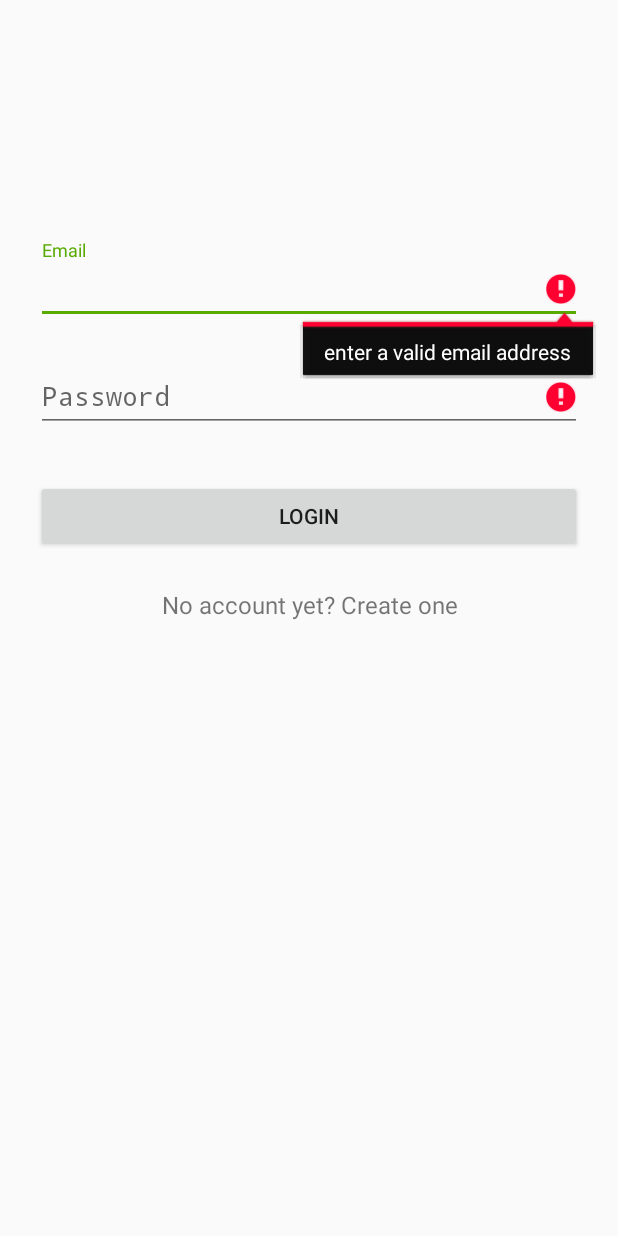
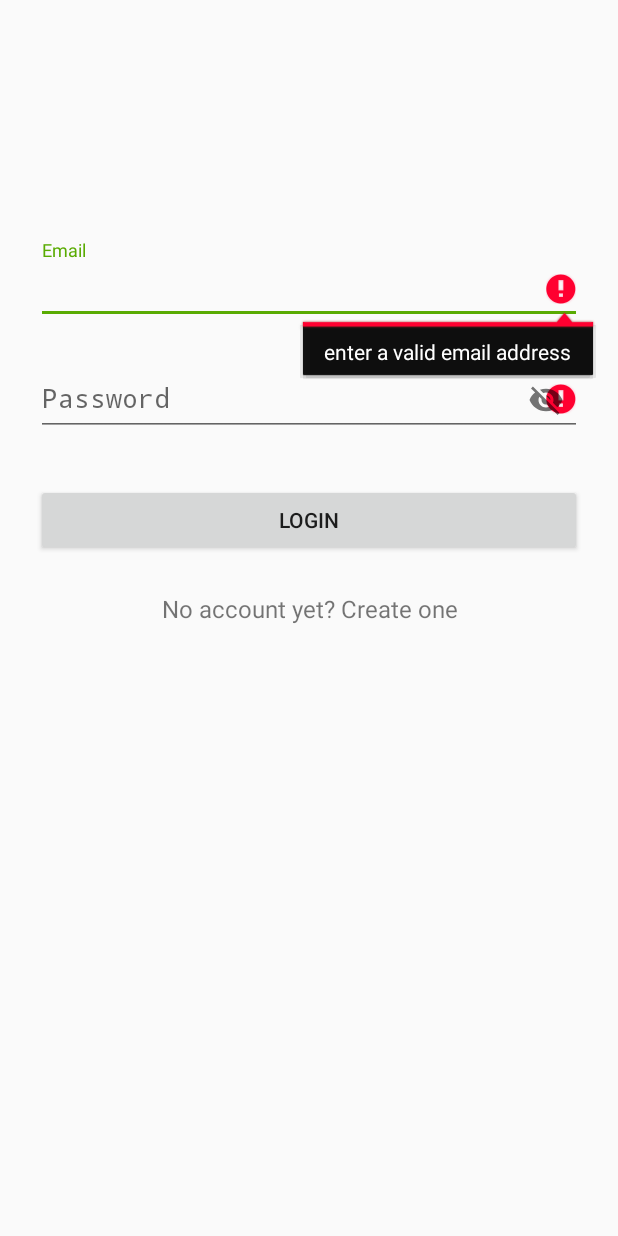
Before and after one commit to dharaniab98/sukes, an Android app: the screen it shows after launch (Login_Activity), after a tap on "LOGIN", on a phone screen of 412 x 824 dp. Run offline under Robolectric (Android 15) with nearby library versions, the phone set to English and light mode, and no system bars; our stand-ins replace Volley; 1 other tap on this screen came first.

Commit message:
removed some bugs; working fine

```diff
--- a/app/src/main/java/com/example/dharani/navigation/Login_Activity.java
+++ b/app/src/main/java/com/example/dharani/navigation/Login_Activity.java
@@ -149,11 +149,11 @@ public class Login_Activity extends Activity {
         }
     }
 
-//    @Override
-//    public void onBackPressed() {
-//        // disable going back to the MainActivity
-//        moveTaskToBack(true);
-//    }
+    @Override
+    public void onBackPressed() {
+        // disable going back to the MainActivity
+        moveTaskToBack(true);
+    }
 
     public void onLoginSuccess() {
         loginButton.setEnabled(true);
@@ -183,7 +183,7 @@ public class Login_Activity extends Activity {
             emailText.setError(null);
         }
 
-        if (password.isEmpty() || password.length() < 4 || password.length() > 10) {
+        if (password.isEmpty()) {
             passwordText.setError("between 4 and 10 alphanumeric characters");
             valid = false;
         } else {
--- a/app/src/main/java/com/example/dharani/navigation/MainActivity.java
+++ b/app/src/main/java/com/example/dharani/navigation/MainActivity.java
@@ -108,6 +108,7 @@ public class MainActivity extends AppCompatActivity
         if (drawer.isDrawerOpen(GravityCompat.START)) {
             drawer.closeDrawer(GravityCompat.START);
         } else {
+            //this.finish();
             super.onBackPressed();
         }
     }
@@ -169,7 +170,5 @@ public class MainActivity extends AppCompatActivity
         /* clicking icons to go to complaint page */
 
 
-
-
     }
 }
--- a/app/src/main/java/com/example/dharani/navigation/Signup_Activity.java
+++ b/app/src/main/java/com/example/dharani/navigation/Signup_Activity.java
@@ -36,6 +36,7 @@ public class Signup_Activity extends AppCompatActivity {
         signupButton.setOnClickListener(new View.OnClickListener() {
             @Override
             public void onClick(View v) {
+
                 signup();
             }
         });
--- a/app/src/main/res/layout/activity_login.xml
+++ b/app/src/main/res/layout/activity_login.xml
@@ -2,6 +2,7 @@
 <ScrollView xmlns:android="http://schemas.android.com/apk/res/android"
     android:layout_width="fill_parent"
     android:layout_height="fill_parent"
+    xmlns:app="http://schemas.android.com/apk/res-auto"
     android:fitsSystemWindows="true">
 
     <LinearLayout
@@ -36,13 +37,15 @@
             android:layout_width="match_parent"
             android:layout_height="wrap_content"
             android:layout_marginTop="8dp"
-            android:layout_marginBottom="8dp">
+            android:layout_marginBottom="8dp"
+            app:passwordToggleEnabled="true">
 
             <EditText android:id="@+id/input_password"
                 android:layout_width="match_parent"
                 android:layout_height="wrap_content"
                 android:inputType="textPassword"
-                android:hint="Password"/>
+                android:hint="Password"
+                />
         </android.support.design.widget.TextInputLayout>
 
         <Button
```
Also changed, not shown: app/src/main/res/layout/dialog_confirm_otp.xml (added, +35 -0 lines).
